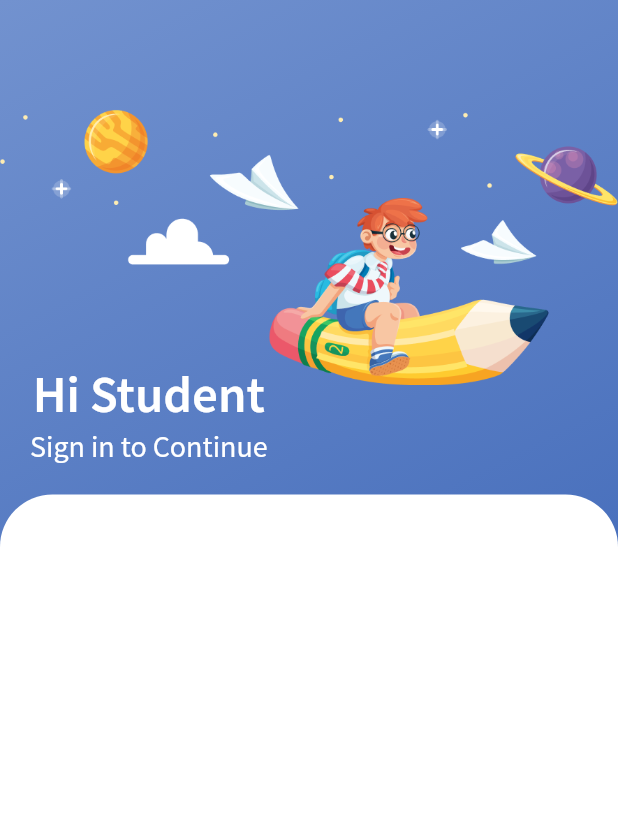
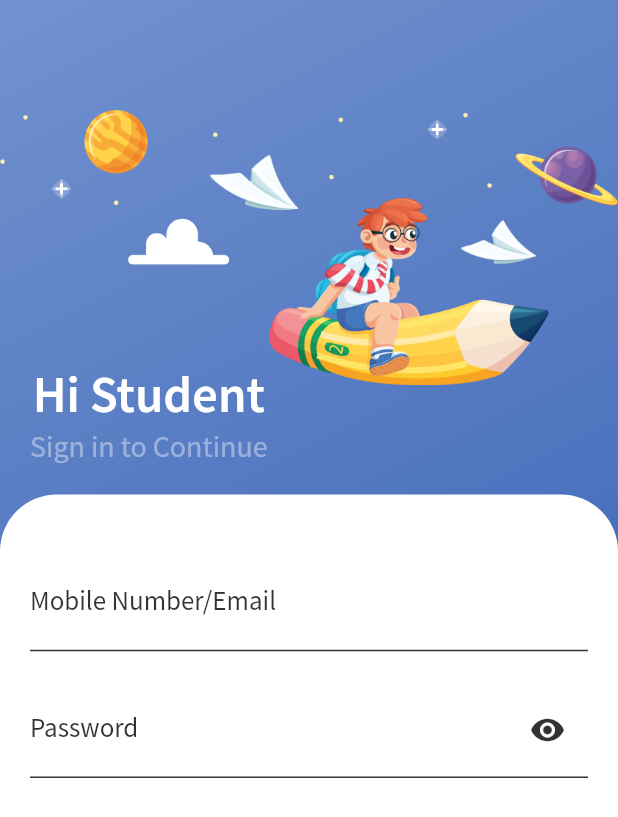
Before and after one commit to hipporasy/erp_school, a Flutter app: the screen it shows after launch, on a phone screen of 412 x 824 dp. Shown: the top 817 px of the screen. Run offline on Flutter 3.47's test engine with Material 2 defaults, Android fonts, the phone set to English and light mode, and no system bars.

Commit message:
update login screen

```diff
--- a/lib/src/screens/login/login_screen.dart
+++ b/lib/src/screens/login/login_screen.dart
@@ -9,6 +9,8 @@ class LoginScreen extends StatefulWidget {
 }
 
 class _LoginScreenState extends State<LoginScreen> {
+  bool _isSecure = false;
+
   @override
   Widget build(BuildContext context) {
     return Scaffold(
@@ -41,7 +43,7 @@ class _LoginScreenState extends State<LoginScreen> {
                         "Sign in to Continue",
                         style: AppTextStyle.style(
                             fontSize: 20,
-                            color: Colors.white,
+                            color: Colors.white.withOpacity(0.4),
                             fontWeight: FontWeight.w300),
                       )
                     ],
@@ -51,11 +53,75 @@ class _LoginScreenState extends State<LoginScreen> {
             ),
             Expanded(
               child: Container(
+                padding: const EdgeInsets.all(20),
                 decoration: BoxDecoration(
-                    color: Colors.white,
-                    borderRadius: BorderRadius.only(
-                        topRight: Radius.circular(35),
-                        topLeft: Radius.circular(35))),
+                  color: Colors.white,
+                  borderRadius: BorderRadius.only(
+                    topRight: Radius.circular(38),
+                    topLeft: Radius.circular(38),
+                  ),
+                ),
+                child: Column(
+                  children: [
+                    SizedBox(height: 20),
+                    TextFormField(
+                      style: AppTextStyle.style(
+                        color: Colors.black.withOpacity(0.8),
+                      ),
+                      decoration: InputDecoration(
+                        hintText: 'Hipporasy@gmail.com',
+                        labelText: 'Mobile Number/Email',
+                        focusedBorder: UnderlineInputBorder(
+                          borderSide:
+                              BorderSide(color: Colors.black.withOpacity(0.8)),
+                        ),
+                        enabledBorder: UnderlineInputBorder(
+                          borderSide:
+                              BorderSide(color: Colors.black.withOpacity(0.8)),
+                        ),
+                        border: UnderlineInputBorder(
+                          borderSide:
+                              BorderSide(color: Colors.black.withOpacity(0.8)),
+                        ),
+                        labelStyle: AppTextStyle.style(
+                          color: Colors.black.withOpacity(0.8),
+                        ),
+                      ),
+                    ),
+                    SizedBox(height: 20),
+                    TextFormField(
+                      obscureText: true,
+                      style: AppTextStyle.style(
+                        color: Colors.black.withOpacity(0.8),
+                      ),
+                      decoration: InputDecoration(
+                        suffixIcon: Padding(
+                          padding: EdgeInsets.all(15),
+                          child: Icon(
+                            Icons.remove_red_eye,
+                            color: Colors.black.withOpacity(0.8),
+                          ),
+                        ),
+                        labelText: 'Password',
+                        focusedBorder: UnderlineInputBorder(
+                          borderSide:
+                              BorderSide(color: Colors.black.withOpacity(0.8)),
+                        ),
+                        enabledBorder: UnderlineInputBorder(
+                          borderSide:
+                              BorderSide(color: Colors.black.withOpacity(0.8)),
+                        ),
+                        border: UnderlineInputBorder(
+                          borderSide:
+                              BorderSide(color: Colors.black.withOpacity(0.8)),
+                        ),
+                        labelStyle: AppTextStyle.style(
+                          color: Colors.black.withOpacity(0.8),
+                        ),
+                      ),
+                    )
+                  ],
+                ),
               ),
             )
           ],
```
